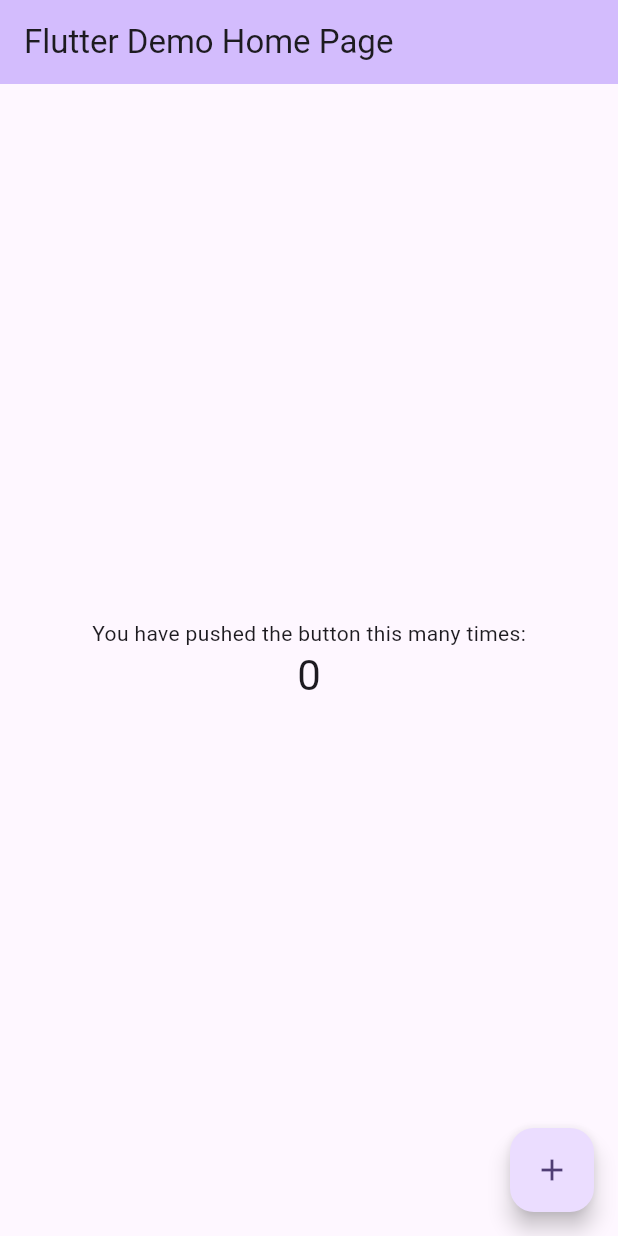
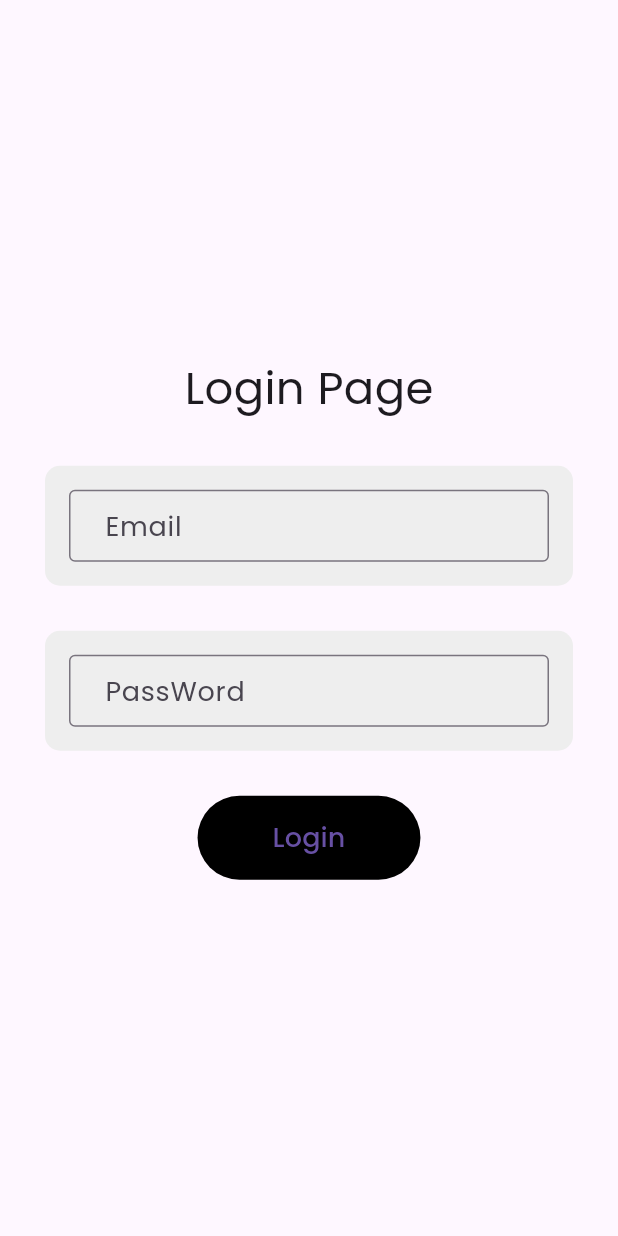
Before and after one commit to luiguivinci/forum-app, a Flutter app: the screen it shows after launch, on a phone screen of 412 x 824 dp. Run offline on Flutter 3.47's test engine with Material 3 defaults, Android fonts, the phone set to English and light mode, and no system bars; our stand-ins replace google_fonts.

Commit message:
creación inicial del login de usuario en flutter

```diff
--- a/forumapp/lib/main.dart
+++ b/forumapp/lib/main.dart
@@ -1,4 +1,5 @@
 import 'package:flutter/material.dart';
+import 'package:forumapp/views/login_page.dart';
 
 void main() {
   runApp(const MyApp());
@@ -7,119 +8,12 @@ void main() {
 class MyApp extends StatelessWidget {
   const MyApp({super.key});
 
-  // This widget is the root of your application.
   @override
   Widget build(BuildContext context) {
-    return MaterialApp(
-      title: 'Flutter Demo',
-      theme: ThemeData(
-        // This is the theme of your application.
-        //
-        // TRY THIS: Try running your application with "flutter run". You'll see
-        // the application has a blue toolbar. Then, without quitting the app,
-        // try changing the seedColor in the colorScheme below to Colors.green
-        // and then invoke "hot reload" (save your changes or press the "hot
-        // reload" button in a Flutter-supported IDE, or press "r" if you used
-        // the command line to start the app).
-        //
-        // Notice that the counter didn't reset back to zero; the application
-        // state is not lost during the reload. To reset the state, use hot
-        // restart instead.
-        //
-        // This works for code too, not just values: Most code changes can be
-        // tested with just a hot reload.
-        colorScheme: ColorScheme.fromSeed(seedColor: Colors.deepPurple),
-        useMaterial3: true,
-      ),
-      home: const MyHomePage(title: 'Flutter Demo Home Page'),
+    return const MaterialApp(
+      debugShowCheckedModeBanner: false,
+      title: 'Forum App',
+      home: LoginPage(),
     );
   }
 }
-
-class MyHomePage extends StatefulWidget {
-  const MyHomePage({super.key, required this.title});
-
-  // This widget is the home page of your application. It is stateful, meaning
-  // that it has a State object (defined below) that contains fields that affect
-  // how it looks.
-
-  // This class is the configuration for the state. It holds the values (in this
-  // case the title) provided by the parent (in this case the App widget) and
-  // used by the build method of the State. Fields in a Widget subclass are
-  // always marked "final".
-
-  final String title;
-
-  @override
-  State<MyHomePage> createState() => _MyHomePageState();
-}
-
-class _MyHomePageState extends State<MyHomePage> {
-  int _counter = 0;
-
-  void _incrementCounter() {
-    setState(() {
-      // This call to setState tells the Flutter framework that something has
-      // changed in this State, which causes it to rerun the build method below
-      // so that the display can reflect the updated values. If we changed
-      // _counter without calling setState(), then the build method would not be
-      // called again, and so nothing would appear to happen.
-      _counter++;
-    });
-  }
-
-  @override
-  Widget build(BuildContext context) {
-    // This method is rerun every time setState is called, for instance as done
-    // by the _incrementCounter method above.
-    //
-    // The Flutter framework has been optimized to make rerunning build methods
-    // fast, so that you can just rebuild anything that needs updating rather
-    // than having to individually change instances of widgets.
-    return Scaffold(
-      appBar: AppBar(
-        // TRY THIS: Try changing the color here to a specific color (to
-        // Colors.amber, perhaps?) and trigger a hot reload to see the AppBar
-        // change color while the other colors stay the same.
-        backgroundColor: Theme.of(context).colorScheme.inversePrimary,
-        // Here we take the value from the MyHomePage object that was created by
-        // the App.build method, and use it to set our appbar title.
-        title: Text(widget.title),
-      ),
-      body: Center(
-        // Center is a layout widget. It takes a single child and positions it
-        // in the middle of the parent.
-        child: Column(
-          // Column is also a layout widget. It takes a list of children and
-          // arranges them vertically. By default, it sizes itself to fit its
-          // children horizontally, and tries to be as tall as its parent.
-          //
-          // Column has various properties to control how it sizes itself and
-          // how it positions its children. Here we use mainAxisAlignment to
-          // center the children vertically; the main axis here is the vertical
-          // axis because Columns are vertical (the cross axis would be
-          // horizontal).
-          //
-          // TRY THIS: Invoke "debug painting" (choose the "Toggle Debug Paint"
-          // action in the IDE, or press "p" in the console), to see the
-          // wireframe for each widget.
-          mainAxisAlignment: MainAxisAlignment.center,
-          children: <Widget>[
-            const Text(
-              'You have pushed the button this many times:',
-            ),
-            Text(
-              '$_counter',
-              style: Theme.of(context).textTheme.headlineMedium,
-            ),
-          ],
-        ),
-      ),
-      floatingActionButton: FloatingActionButton(
-        onPressed: _incrementCounter,
-        tooltip: 'Increment',
-        child: const Icon(Icons.add),
-      ), // This trailing comma makes auto-formatting nicer for build methods.
-    );
-  }
-}
--- /dev/null
+++ b/forumapp/lib/views/login_page.dart
@@ -0,0 +1,66 @@
+import 'package:flutter/material.dart';
+import 'package:forumapp/views/widgets/input_widget.dart';
+import 'package:google_fonts/google_fonts.dart';
+
+class LoginPage extends StatefulWidget {
+  const LoginPage({Key? key}) : super(key: key);
+
+  @override
+  _LoginPageState createState() => _LoginPageState();
+}
+
+class _LoginPageState extends State<LoginPage> {
+  final TextEditingController _emailController = TextEditingController();
+  final TextEditingController _passwordController = TextEditingController();
+
+  @override
+  Widget build(BuildContext context) {
+    return Scaffold(
+      body: Center(
+        child: Padding(
+          padding: const EdgeInsets.symmetric(horizontal: 30),
+          child: Column(
+            mainAxisAlignment: MainAxisAlignment.center,
+            children: [
+              Text(
+                'Login Page',
+                style: GoogleFonts.poppins(fontSize: 30)
+              ),
+              const SizedBox(
+                height: 30,
+              ),
+              InputWidget(
+                hintText: "Email",
+                controller: _emailController,
+                obscureText: false,
+              ),
+              const SizedBox(
+                height: 30,
+              ),
+              InputWidget(
+                hintText: "PassWord",
+                controller: _passwordController,
+                obscureText: true,
+              ),
+              const SizedBox(
+                height: 30,
+              ),
+              ElevatedButton(
+                onPressed: () {},
+                style: ElevatedButton.styleFrom(
+                  backgroundColor: Colors.black,
+                  elevation: 0,
+                  padding:
+                      const EdgeInsets.symmetric(horizontal: 50, vertical: 15),
+                ),
+                child: Text('Login', style: GoogleFonts.poppins(
+                  fontSize: 18
+                )),
+              )
+            ],
+          ),
+        ),
+      ),
+    );
+  }
+}
--- /dev/null
+++ b/forumapp/lib/views/widgets/input_widget.dart
@@ -0,0 +1,34 @@
+import 'package:flutter/material.dart';
+import 'package:google_fonts/google_fonts.dart';
+
+class InputWidget extends StatelessWidget {
+  const InputWidget({
+    super.key, required this.hintText, required this.controller, required this.obscureText,
+  });
+
+  final String hintText;
+  final TextEditingController controller;
+  final bool obscureText;
+
+  @override
+  Widget build(BuildContext context) {
+    return Container(
+      width: double.infinity,
+      decoration: BoxDecoration(
+        color: Colors.grey[200],
+        borderRadius: BorderRadius.circular(10)
+      ),
+      padding: const EdgeInsets.all(16.0),
+      child:  TextField(
+        controller: controller,
+        obscureText: obscureText,
+        decoration: InputDecoration(
+          border: const OutlineInputBorder(),
+          hintText: hintText,
+          hintStyle: GoogleFonts.poppins(fontSize: 18),
+          contentPadding: const EdgeInsets.symmetric(horizontal: 20)
+        ),
+      ),
+    );
+  }
+}
--- a/forumapp/pubspec.yaml
+++ b/forumapp/pubspec.yaml
@@ -27,9 +27,11 @@ environment:
 # dependencies can be manually updated by changing the version numbers below to
 # the latest version available on pub.dev. To see which dependencies have newer
 # versions available, run `flutter pub outdated`.
+
 dependencies:
   flutter:
     sdk: flutter
+  google_fonts: ^6.1.0
 
 
   # The following adds the Cupertino Icons font to your application.
```
Also changed, not shown: forumapp/flutter_01.png (added), forumapp/pubspec.lock, 1 other file.
